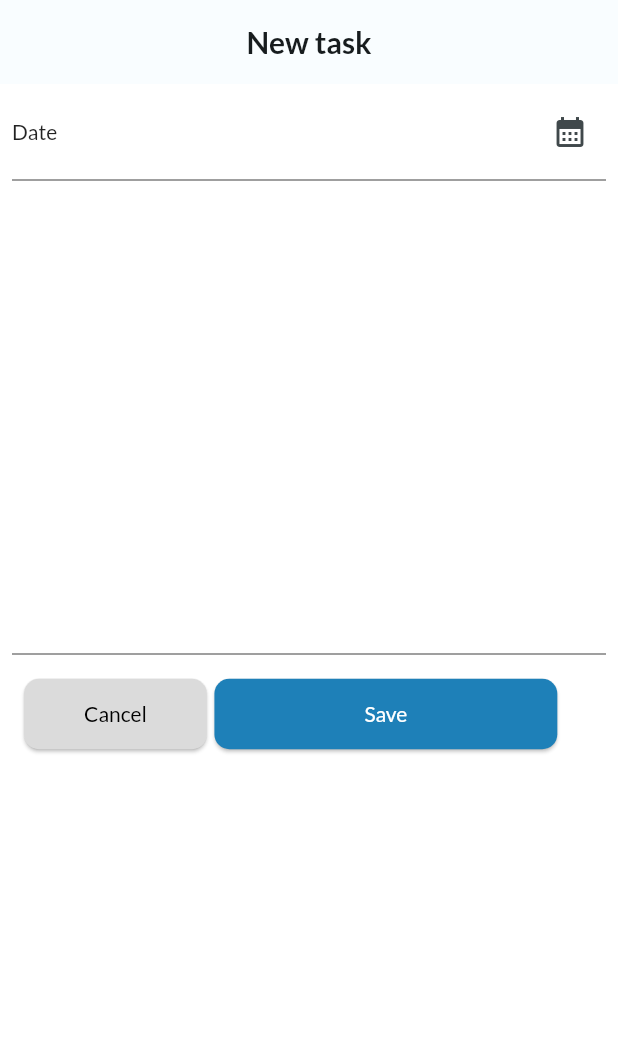
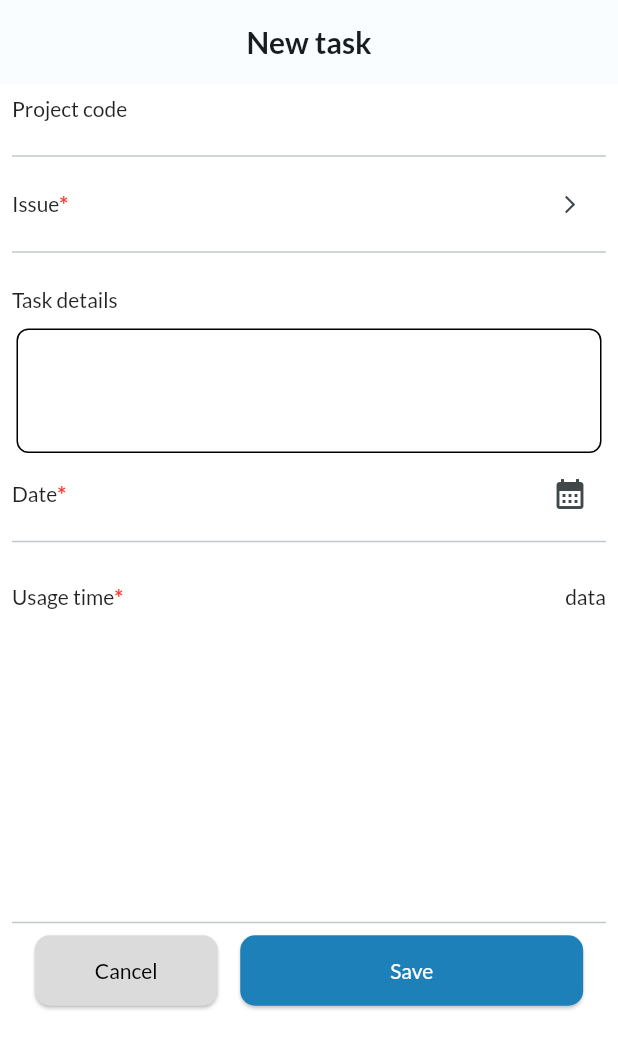
Before and after one commit to vlerbron/timesheet, a Flutter app: the screen it shows once a user with an empty profile is signed in, item 2 of the bottom bar chosen, after a tap on "New task", on a phone screen of 412 x 824 dp. Shown: the top 1049 px of the screen. Run offline on Flutter 3.47's test engine with Material 2 defaults, Android fonts, the phone set to English and light mode, and no system bars; our stand-ins replace cloud_firestore, firebase_auth, firebase_core, firebase_storage, flutter_riverpod, google_fonts and 1 more; accounts and stored records are empty.

Commit message:
Update New Task Page

```diff
--- a/lib/pages/new_task.dart
+++ /dev/null
@@ -1,92 +0,0 @@
-import 'package:flutter/material.dart';
-import 'package:timesheet/models/task_model.dart';
-import 'package:timesheet/widgets/common/save_button.dart';
-import 'package:timesheet/widgets/common/short_cancel_button.dart';
-
-class NewTask extends StatefulWidget {
-  const NewTask({super.key});
-
-  @override
-  State<NewTask> createState() => _NewTaskState();
-}
-
-class _NewTaskState extends State<NewTask> {
-  DateTime? _selectedDate;
-
-  void _presentDatePicker() async {
-    final now = DateTime.now();
-    final firstDate = DateTime(now.year - 1, now.month, now.day);
-    final pickedDate = await showDatePicker(
-      context: context,
-      initialDate: now,
-      firstDate: firstDate,
-      lastDate: now,
-    );
-    setState(() {
-      _selectedDate = pickedDate;
-    });
-  }
-
-  @override
-  Widget build(BuildContext context) {
-    return Scaffold(
-        appBar: AppBar(
-          title: const Text('New task'),
-          centerTitle: true,
-          automaticallyImplyLeading: false,
-        ),
-        body: Padding(
-          padding: const EdgeInsets.all(8.0),
-          child: Column(
-            children: [
-              Row(
-                children: [
-                  const Text('Date'),
-                  const SizedBox(width: 16),
-                  Expanded(
-                    child: Row(
-                      mainAxisAlignment: MainAxisAlignment.end,
-                      crossAxisAlignment: CrossAxisAlignment.center,
-                      children: [
-                        Text(
-                          _selectedDate == null
-                              ? ''
-                              : formatter.format(_selectedDate!),
-                        ),
-                        IconButton(
-                          onPressed: _presentDatePicker,
-                          icon: const Icon(
-                            Icons.calendar_month,
-                          ),
-                        ),
-                      ],
-                    ),
-                  )
-                ],
-              ),
-              const Divider(
-                color: Color.fromARGB(127, 0, 0, 0),
-                thickness: 1,
-              ),
-              const SizedBox(height: 300),
-              const Divider(
-                color: Color.fromARGB(127, 0, 0, 0),
-                thickness: 1,
-              ),
-              Padding(
-                padding: const EdgeInsets.all(8.0),
-                child: Row(
-                  children: [
-                    ShortCancelButton(onTap: () => Navigator.pop(context)),
-                    const SizedBox(width: 5),
-                    SaveButton(
-                      onTap: () {},
-                    )
-                  ],
-                ),
-              ),
-            ],
-          ),
-        ));
-  }
-}
--- /dev/null
+++ b/lib/pages/new_task_page.dart
@@ -0,0 +1,206 @@
+import 'package:flutter/material.dart';
+import 'package:timesheet/models/task_model.dart';
+import 'package:timesheet/widgets/common/save_button.dart';
+import 'package:timesheet/widgets/common/short_cancel_button.dart';
+
+class NewTaskPage extends StatefulWidget {
+  const NewTaskPage({super.key});
+
+  @override
+  State<NewTaskPage> createState() => _NewTaskState();
+}
+
+class _NewTaskState extends State<NewTaskPage> {
+  final _formKey = GlobalKey<FormState>();
+
+  List<String> listOfValue = ['1', '2'];
+
+  int _selectHours = 1;
+
+  DateTime? _selectedDate;
+
+  void _save() {}
+
+  void _issue() {}
+
+  void _presentDatePicker() async {
+    final now = DateTime.now();
+    final firstDate = DateTime(now.year - 1, now.month, now.day);
+    final pickedDate = await showDatePicker(
+      context: context,
+      initialDate: now,
+      firstDate: firstDate,
+      lastDate: now,
+    );
+    setState(() {
+      _selectedDate = pickedDate;
+    });
+  }
+
+  @override
+  Widget build(BuildContext context) {
+    return Scaffold(
+      appBar: AppBar(
+        title: const Text('New task'),
+        centerTitle: true,
+        automaticallyImplyLeading: false,
+      ),
+      body: SingleChildScrollView(
+        child: Padding(
+          padding: const EdgeInsets.all(8),
+          child: Form(
+            key: _formKey,
+            child: Column(
+              children: [
+                const Row(
+                  children: [
+                    Text('Project code'),
+                  ],
+                ),
+                const SizedBox(height: 15),
+                const Divider(),
+                Row(
+                  children: [
+                    const Text('Issue'),
+                    const Text(
+                      '*',
+                      style: TextStyle(
+                        fontWeight: FontWeight.bold,
+                        fontSize: 15,
+                        color: Colors.red,
+                      ),
+                    ),
+                    Expanded(
+                      child: Row(
+                        mainAxisAlignment: MainAxisAlignment.end,
+                        children: [
+                          IconButton(
+                            onPressed: _issue,
+                            icon: const Icon(
+                              Icons.arrow_forward_ios,
+                              size: 14,
+                            ),
+                          )
+                        ],
+                      ),
+                    )
+                  ],
+                ),
+                const Divider(),
+                const SizedBox(height: 15),
+                const Row(
+                  children: [
+                    Text(
+                      'Task details',
+                    ),
+                  ],
+                ),
+                const SizedBox(height: 8),
+                Padding(
+                  padding: const EdgeInsets.all(3.0),
+                  child: TextFormField(
+                    minLines: 3,
+                    maxLines: 3,
+                    keyboardType: TextInputType.multiline,
+                    decoration: InputDecoration(
+                      enabledBorder: OutlineInputBorder(
+                        borderRadius: BorderRadius.circular(8),
+                      ),
+                    ),
+                  ),
+                ),
+                Row(
+                  children: [
+                    const Text('Date'),
+                    const Text(
+                      '*',
+                      style: TextStyle(
+                        fontWeight: FontWeight.bold,
+                        fontSize: 15,
+                        color: Colors.red,
+                      ),
+                    ),
+                    const SizedBox(width: 16),
+                    Expanded(
+                      child: Row(
+                        mainAxisAlignment: MainAxisAlignment.end,
+                        crossAxisAlignment: CrossAxisAlignment.center,
+                        children: [
+                          Text(
+                            _selectedDate == null
+                                ? ''
+                                : formatter.format(_selectedDate!),
+                          ),
+                          IconButton(
+                            onPressed: _presentDatePicker,
+                            icon: const Icon(
+                              Icons.calendar_month,
+                            ),
+                          ),
+                        ],
+                      ),
+                    )
+                  ],
+                ),
+                const Divider(),
+                const SizedBox(height: 20),
+                const Row(children: [
+                  Text('Usage time'),
+                  Text(
+                    '*',
+                    style: TextStyle(
+                      fontWeight: FontWeight.bold,
+                      fontSize: 15,
+                      color: Colors.red,
+                    ),
+                  ),
+                  Expanded(
+                    child: Row(
+                      mainAxisAlignment: MainAxisAlignment.end,
+                      children: [
+                        Text('data'),
+                      ],
+                    ),
+                  ),
+                  // Expanded(
+                  //   child: Row(
+                  //     mainAxisAlignment: MainAxisAlignment.end,
+                  //     crossAxisAlignment: CrossAxisAlignment.center,
+                  //     children: [
+                  //       DropdownButtonFormField(
+                  //           items: [
+                  //             for (final hour in listOfValue)
+                  //               DropdownMenuItem(
+                  //                 value: hour,
+                  //                 child: Text(hour),
+                  //               )
+                  //           ],
+                  //           onChanged: (value) {
+                  //             setState(() {
+                  //               _selectHours = value! as int;
+                  //             });
+                  //           })
+                  //     ],
+                  //   ),
+                  // ),
+                ]),
+                const SizedBox(height: 200),
+                const Divider(),
+                Row(
+                  mainAxisAlignment: MainAxisAlignment.center,
+                  children: [
+                    ShortCancelButton(onTap: () => Navigator.pop(context)),
+                    const SizedBox(width: 15),
+                    SaveButton(
+                      onTap: _save,
+                    )
+                  ],
+                ),
+              ],
+            ),
+          ),
+        ),
+      ),
+    );
+  }
+}
--- a/lib/pages/timesheet_page.dart
+++ b/lib/pages/timesheet_page.dart
@@ -1,7 +1,7 @@
 import 'package:flutter/material.dart';
 import 'package:flutter_riverpod/flutter_riverpod.dart';
 import 'package:intl/intl.dart';
-import 'package:timesheet/pages/new_task.dart';
+import 'package:timesheet/pages/new_task_page.dart';
 import 'package:timesheet/providers/timesheet_provider.dart';
 import 'package:timesheet/widgets/tabs.dart';
 
@@ -48,8 +48,8 @@ class _TimesheetPageState extends ConsumerState<TimesheetPage> {
             OutlinedButton.icon(
               onPressed: () {
                 //NewTask();
-                Navigator.push(
-                    context, MaterialPageRoute(builder: (ctx) => NewTask()));
+                Navigator.push(context,
+                    MaterialPageRoute(builder: (ctx) => NewTaskPage()));
               },
               style: OutlinedButton.styleFrom(
                 foregroundColor: Colors.black,
```
